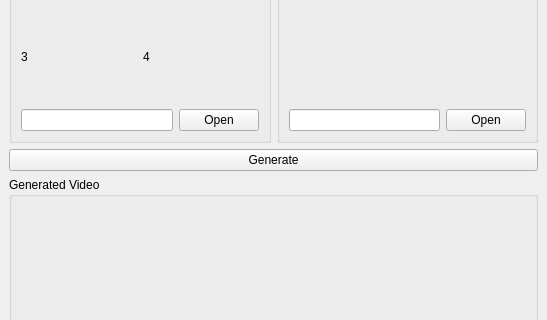
The window that demo_gui/MainWindow.ui (nathan21hz/Face-Transformation-using-GAN) describes before a commit, drawn with Qt 5; both pictures show x 0 to 547 and y 126 to 446 of the 547 by 591 pixel window.
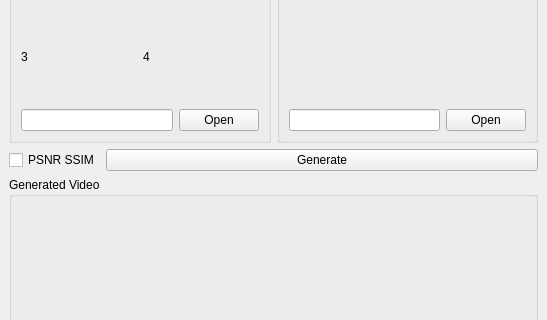
The same window after the commit.

What changed in the file:
```diff
--- a/demo_gui/MainWindow.ui
+++ b/demo_gui/MainWindow.ui
@@ -150,11 +150,22 @@
      </layout>
     </item>
     <item>
+     <layout class="QHBoxLayout" name="horizontalLayout_5" stretch="0,3">
+      <item>
+       <widget class="QCheckBox" name="verify_checkBox">
+        <property name="text">
+         <string>PSNR SSIM</string>
+        </property>
+       </widget>
+      </item>
+      <item>
      <widget class="QPushButton" name="generate_pushButton">
       <property name="text">
        <string>Generate</string>
       </property>
      </widget>
+      </item>
+     </layout>
     </item>
     <item>
      <widget class="QGroupBox" name="groupBox">
```
Lines whose indentation alone changed are shown as unchanged.
